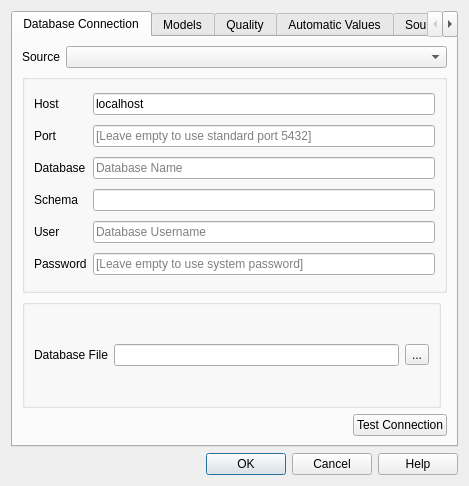
First picture: the form in asistente_ladm_col/ui/settings_dialog.ui, repository SwissTierrasColombia/Asistente-LADM-COL, before the edit.
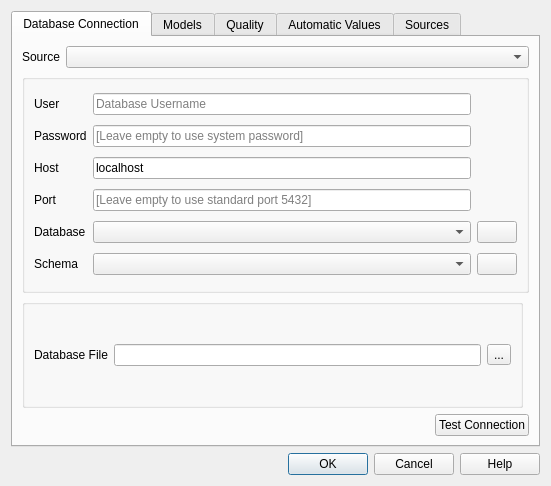
Second picture: the form after the edit. Icons and pictures are not drawn. Custom widgets are drawn as their Qt base class.

Commit message: custom setting dialog to select db and schema

Patch:
```diff
--- a/asistente_ladm_col/ui/settings_dialog.ui
+++ b/asistente_ladm_col/ui/settings_dialog.ui
@@ -6,7 +6,7 @@
    <rect>
     <x>0</x>
     <y>0</y>
-    <width>469</width>
+    <width>551</width>
     <height>486</height>
    </rect>
   </property>
@@ -19,17 +19,7 @@
   <property name="windowTitle">
    <string>Settings</string>
   </property>
-  <layout class="QGridLayout" name="gridLayout_4">
-   <item row="4" column="0">
-    <widget class="QDialogButtonBox" name="buttonBox">
-     <property name="orientation">
-      <enum>Qt::Horizontal</enum>
-     </property>
-     <property name="standardButtons">
-      <set>QDialogButtonBox::Cancel|QDialogButtonBox::Help|QDialogButtonBox::Ok</set>
-     </property>
-    </widget>
-   </item>
+  <layout class="QGridLayout" name="gridLayout_5">
    <item row="0" column="0">
     <widget class="QTabWidget" name="tabWidget">
      <property name="currentIndex">
@@ -72,36 +62,32 @@
          <property name="title">
           <string/>
          </property>
-         <layout class="QGridLayout" name="gridLayout_5">
-          <item row="4" column="0">
-           <widget class="QLabel" name="label_3">
-            <property name="text">
-             <string>Schema</string>
-            </property>
-           </widget>
-          </item>
-          <item row="6" column="0">
-           <widget class="QLabel" name="label_4">
-            <property name="text">
-             <string>User</string>
-            </property>
-           </widget>
-          </item>
-          <item row="2" column="0">
+         <layout class="QGridLayout" name="gridLayout_4">
+          <item row="5" column="0">
            <widget class="QLabel" name="label_8">
             <property name="text">
              <string>Port</string>
             </property>
            </widget>
           </item>
-          <item row="0" column="0">
-           <widget class="QLabel" name="label_9">
-            <property name="text">
-             <string>Host</string>
-            </property>
-           </widget>
+          <item row="6" column="2">
+           <widget class="QComboBox" name="selected_db_combobox"/>
           </item>
           <item row="0" column="2">
+           <widget class="QLineEdit" name="txt_pg_user">
+            <property name="placeholderText">
+             <string>Database Username</string>
+            </property>
+           </widget>
+          </item>
+          <item row="5" column="2">
+           <widget class="QLineEdit" name="txt_pg_port">
+            <property name="placeholderText">
+             <string>[Leave empty to use standard port 5432]</string>
+            </property>
+           </widget>
+          </item>
+          <item row="4" column="2">
            <widget class="QLineEdit" name="txt_pg_host">
             <property name="text">
              <string>localhost</string>
@@ -111,14 +97,46 @@
             </property>
            </widget>
           </item>
-          <item row="9" column="0">
+          <item row="7" column="0">
+           <widget class="QLabel" name="label_3">
+            <property name="text">
+             <string>Schema</string>
+            </property>
+           </widget>
+          </item>
+          <item row="6" column="3">
+           <widget class="QPushButton" name="create_db_button">
+            <property name="text">
+             <string/>
+            </property>
+            <property name="icon">
+             <iconset resource="../resources.qrc">
+              <normaloff>:/Asistente-LADM_COL/resources/images/create_db.png</normaloff>:/Asistente-LADM_COL/resources/images/create_db.png</iconset>
+            </property>
+           </widget>
+          </item>
+          <item row="2" column="0">
            <widget class="QLabel" name="label_5">
             <property name="text">
              <string>Password</string>
             </property>
            </widget>
           </item>
-          <item row="9" column="2">
+          <item row="0" column="0">
+           <widget class="QLabel" name="label_4">
+            <property name="text">
+             <string>User</string>
+            </property>
+           </widget>
+          </item>
+          <item row="6" column="0">
+           <widget class="QLabel" name="label_6">
+            <property name="text">
+             <string>Database</string>
+            </property>
+           </widget>
+          </item>
+          <item row="2" column="2">
            <widget class="QLineEdit" name="txt_pg_password">
             <property name="echoMode">
              <enum>QLineEdit::Password</enum>
@@ -128,38 +146,24 @@
             </property>
            </widget>
           </item>
-          <item row="4" column="2">
-           <widget class="QLineEdit" name="txt_pg_schema">
-            <property name="placeholderText">
+          <item row="4" column="0">
+           <widget class="QLabel" name="label_9">
+            <property name="text">
+             <string>Host</string>
+            </property>
+           </widget>
+          </item>
+          <item row="7" column="2">
+           <widget class="QComboBox" name="selected_schema_combobox"/>
+          </item>
+          <item row="7" column="3">
+           <widget class="QPushButton" name="create_schema_button">
+            <property name="text">
              <string/>
             </property>
-           </widget>
-          </item>
-          <item row="3" column="2">
-           <widget class="QLineEdit" name="txt_pg_database">
-            <property name="placeholderText">
-             <string>Database Name</string>
-            </property>
-           </widget>
-          </item>
-          <item row="3" column="0">
-           <widget class="QLabel" name="label_6">
-            <property name="text">
-             <string>Database</string>
-            </property>
-           </widget>
-          </item>
-          <item row="6" column="2">
-           <widget class="QLineEdit" name="txt_pg_user">
-            <property name="placeholderText">
-             <string>Database Username</string>
-            </property>
-           </widget>
-          </item>
-          <item row="2" column="2">
-           <widget class="QLineEdit" name="txt_pg_port">
-            <property name="placeholderText">
-             <string>[Leave empty to use standard port 5432]</string>
+            <property name="icon">
+             <iconset resource="../resources.qrc">
+              <normaloff>:/Asistente-LADM_COL/resources/images/schema.png</normaloff>:/Asistente-LADM_COL/resources/images/schema.png</iconset>
             </property>
            </widget>
           </item>
@@ -691,18 +695,17 @@
      </widget>
     </widget>
    </item>
+   <item row="1" column="0">
+    <widget class="QDialogButtonBox" name="buttonBox">
+     <property name="orientation">
+      <enum>Qt::Horizontal</enum>
+     </property>
+     <property name="standardButtons">
+      <set>QDialogButtonBox::Cancel|QDialogButtonBox::Help|QDialogButtonBox::Ok</set>
+     </property>
+    </widget>
+   </item>
   </layout>
-  <widget class="QWidget" name="layoutWidget">
-   <property name="geometry">
-    <rect>
-     <x>0</x>
-     <y>0</y>
-     <width>2</width>
-     <height>2</height>
-    </rect>
-   </property>
-   <layout class="QHBoxLayout" name="horizontalLayout"/>
-  </widget>
  </widget>
  <customwidgets>
   <customwidget>
```
Left out of the diff: 74 changed lines with no effect on the pictures. The commit also changes 10 other files.
